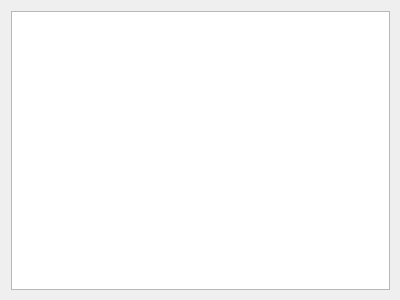
Qt form RixsTool/ui/filesystembrowser.ui (kif/RixsTool) before a commit.
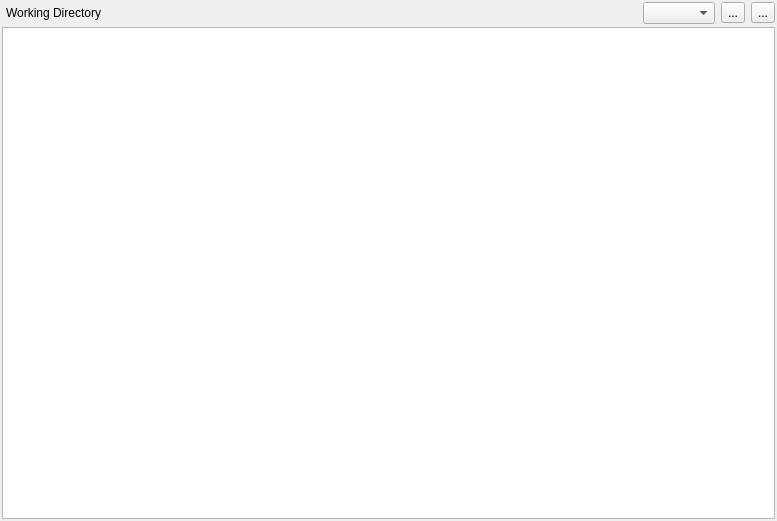
The same form after that commit.

Commit message: FileSystemBrowser resizes correctly

What changed in the file:
```diff
--- a/RixsTool/ui/filesystembrowser.ui
+++ b/RixsTool/ui/filesystembrowser.ui
@@ -6,12 +6,12 @@
    <rect>
     <x>0</x>
     <y>0</y>
-    <width>400</width>
-    <height>300</height>
+    <width>777</width>
+    <height>521</height>
    </rect>
   </property>
   <property name="sizePolicy">
-   <sizepolicy hsizetype="Maximum" vsizetype="Maximum">
+   <sizepolicy hsizetype="Expanding" vsizetype="Expanding">
     <horstretch>0</horstretch>
     <verstretch>0</verstretch>
    </sizepolicy>
@@ -19,17 +19,81 @@
   <property name="windowTitle">
    <string>FileSystemBrowser</string>
   </property>
-  <widget class="QWidget" name="verticalLayoutWidget">
-   <property name="geometry">
-    <rect>
-     <x>0</x>
-     <y>0</y>
-     <width>401</width>
-     <height>301</height>
-    </rect>
+  <layout class="QHBoxLayout" name="horizontalLayout">
+   <property name="spacing">
+    <number>2</number>
    </property>
-   <layout class="QVBoxLayout" name="mainLayout">
+   <property name="leftMargin">
+    <number>2</number>
+   </property>
+   <property name="topMargin">
+    <number>2</number>
+   </property>
+   <property name="rightMargin">
+    <number>2</number>
+   </property>
+   <property name="bottomMargin">
+    <number>2</number>
+   </property>
     <item>
+    <layout class="QGridLayout" name="gridLayout">
+     <property name="horizontalSpacing">
+      <number>1</number>
+     </property>
+     <property name="verticalSpacing">
+      <number>3</number>
+     </property>
+     <item row="0" column="0">
+      <layout class="QHBoxLayout" name="cbLayout">
+       <property name="leftMargin">
+        <number>4</number>
+       </property>
+       <item>
+        <widget class="QLabel" name="workingDirLabel">
+         <property name="sizePolicy">
+          <sizepolicy hsizetype="Maximum" vsizetype="Preferred">
+           <horstretch>0</horstretch>
+           <verstretch>0</verstretch>
+          </sizepolicy>
+         </property>
+         <property name="text">
+          <string>Working Directory</string>
+         </property>
+        </widget>
+       </item>
+       <item>
+        <spacer name="horizontalSpacer">
+         <property name="orientation">
+          <enum>Qt::Horizontal</enum>
+         </property>
+         <property name="sizeHint" stdset="0">
+          <size>
+           <width>40</width>
+           <height>20</height>
+          </size>
+         </property>
+        </spacer>
+       </item>
+       <item>
+        <widget class="QComboBox" name="workingDirCB"/>
+       </item>
+       <item>
+        <widget class="QToolButton" name="newWorkingDirectoryButton">
+         <property name="text">
+          <string>...</string>
+         </property>
+        </widget>
+       </item>
+       <item>
+        <widget class="QToolButton" name="closeWorkingDirectoryButton">
+         <property name="text">
+          <string>...</string>
+         </property>
+        </widget>
+       </item>
+      </layout>
+     </item>
+     <item row="1" column="0">
      <widget class="QTreeView" name="fsView">
       <property name="sizePolicy">
        <sizepolicy hsizetype="Expanding" vsizetype="Expanding">
@@ -46,7 +110,12 @@
      </widget>
     </item>
    </layout>
-  </widget>
+   </item>
+  </layout>
+  <zorder>fsView</zorder>
+  <zorder>fsView</zorder>
+  <zorder>gridLayoutWidget</zorder>
+  <zorder>fsView</zorder>
  </widget>
  <layoutdefault spacing="6" margin="11"/>
  <resources/>
```
Lines whose indentation alone changed are shown as unchanged.
